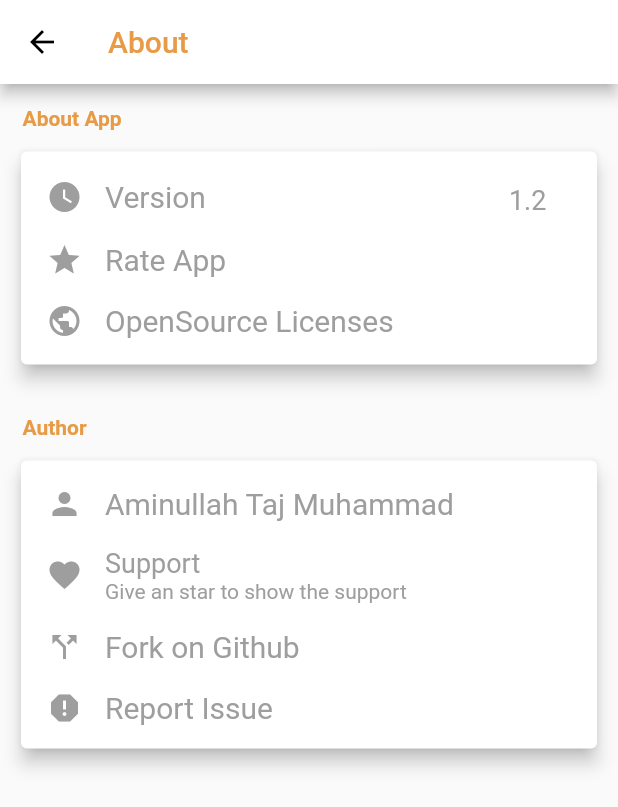
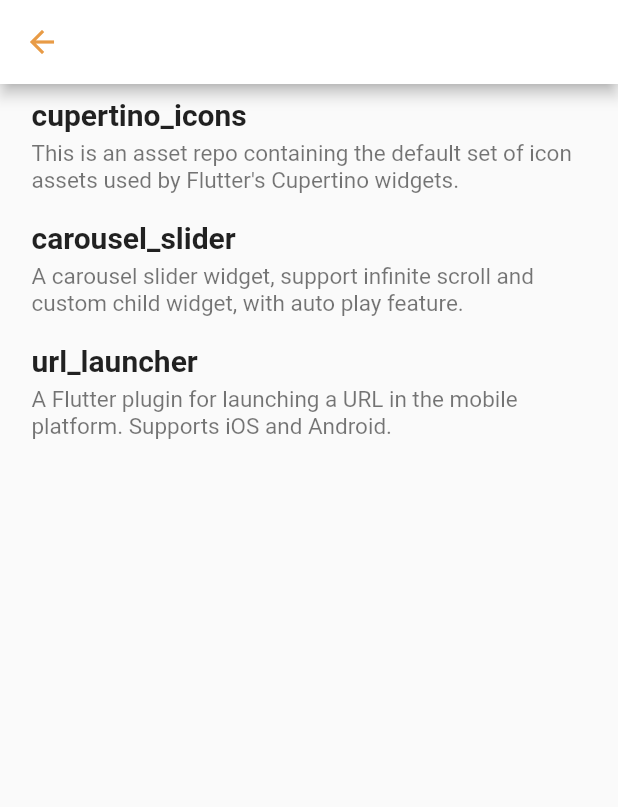
Before and after one commit to AminullahTajMuhammad/I-love-sindh, a Flutter app: the AboutScreen screen opened directly, after a tap on "OpenSource Licenses", on a phone screen of 412 x 824 dp. Shown: the top 807 px of the screen. Run offline on Flutter 3.47's test engine with Material 2 defaults, Android fonts, the phone set to English and light mode, and no system bars; our stand-ins replace carousel_slider.

Commit message:
Added OpenSource Licenses

```diff
--- a/lib/screens/main/about/about_screen.dart
+++ b/lib/screens/main/about/about_screen.dart
@@ -1,5 +1,6 @@
 import 'package:flutter/material.dart';
 import 'package:i_love_sindh/constants/constants.dart';
+import 'package:i_love_sindh/screens/open_source_licenses/open_source_licenses_screen.dart';
 
 class AboutScreen extends StatelessWidget {
   @override
@@ -69,7 +70,7 @@
                             Container(
                               padding: EdgeInsets.only(left: MediaQuery.of(context).size.width - 210, top: 5),
                               child: Text(
-                                "1.2",
+                                "1.0.0",
                                 style: TextStyle(
                                     fontSize: 18,
                                     color: Colors.grey
@@ -115,7 +116,9 @@
                       padding: EdgeInsets.only(left: 17, right: 17, top: 17),
                       child: GestureDetector(
                         onTap: () {
-
+                          Navigator.push(context, MaterialPageRoute(
+                            builder: (context) => OpenSourceLicensesScreen()
+                          ));
                         },
                         child: Row(
                           children: <Widget>[
--- /dev/null
+++ b/lib/screens/open_source_licenses/open_source_licenses_screen.dart
@@ -0,0 +1,77 @@
+import 'package:flutter/material.dart';
+import 'package:i_love_sindh/constants/constants.dart';
+import 'package:url_launcher/url_launcher.dart';
+
+class OpenSourceLicensesScreen extends StatefulWidget {
+  @override
+  State<StatefulWidget> createState() => _LaunchState();
+}
+
+class _LaunchState extends State<OpenSourceLicensesScreen> {
+  @override
+  Widget build(BuildContext context) {
+    return Scaffold(
+      appBar: AppBar(
+        backgroundColor: Colors.white,
+        automaticallyImplyLeading: false,
+        leading: GestureDetector(
+          onTap: () => {
+            Navigator.of(context).pop()
+          },
+          child: Icon(
+            Icons.arrow_back,
+            color: Color(Constants.PRIMARY_COLOR),
+          ),
+        ),
+      ),
+      body: ListView(
+        children: <Widget>[
+          _openSourceData(
+              "cupertino_icons",
+              "This is an asset repo containing the default set of icon assets used by Flutter's Cupertino widgets.",
+              "https://pub.dev/packages/cupertino_icons"
+          ),
+          _openSourceData(
+              "carousel_slider",
+              "A carousel slider widget, support infinite scroll and custom child widget, with auto play feature.",
+              "https://pub.dev/packages/carousel_slider"
+          ),
+          _openSourceData(
+              "url_launcher",
+              "A Flutter plugin for launching a URL in the mobile platform. Supports iOS and Android.",
+              "https://pub.dev/packages/url_launcher"
+          )
+        ],
+      ),
+    );
+  }
+
+  _openSourceData(String title, String desc, String url) {
+    return new ListTile(
+      onTap: () => {
+        launch(
+          url,
+        )
+      },
+      title: Container(
+        margin: EdgeInsets.all(5),
+        child: Text(
+          title,
+          style: TextStyle(
+            fontSize: 20,
+            fontWeight: FontWeight.bold
+          ),
+        ),
+      ),
+      subtitle: Container(
+        margin: EdgeInsets.only(left: 5, bottom: 5),
+        child: Text(
+          desc,
+          style: TextStyle(
+            fontSize: 15
+          ),
+        ),
+      ),
+    );
+  }
+}
--- a/pubspec.yaml
+++ b/pubspec.yaml
@@ -24,6 +24,8 @@
   # Use with the CupertinoIcons class for iOS style icons.
   cupertino_icons: ^0.1.2
   carousel_slider: ^1.3.0
+  url_launcher: ^5.0.2
+
 
 dev_dependencies:
   flutter_test:
```
Also changed, not shown: lib/screens/place_details/place_details_screen.dart (+25 -1 lines), lib/screens/splash/splash_screen.dart (+15 -32 lines), pubspec.lock.
